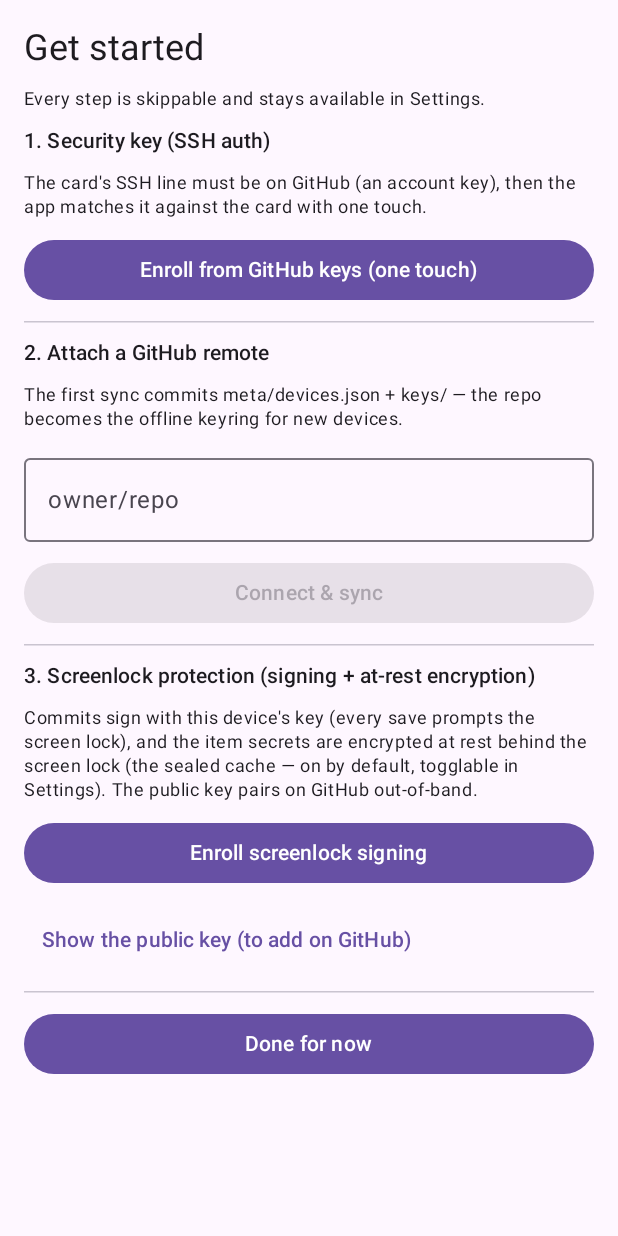
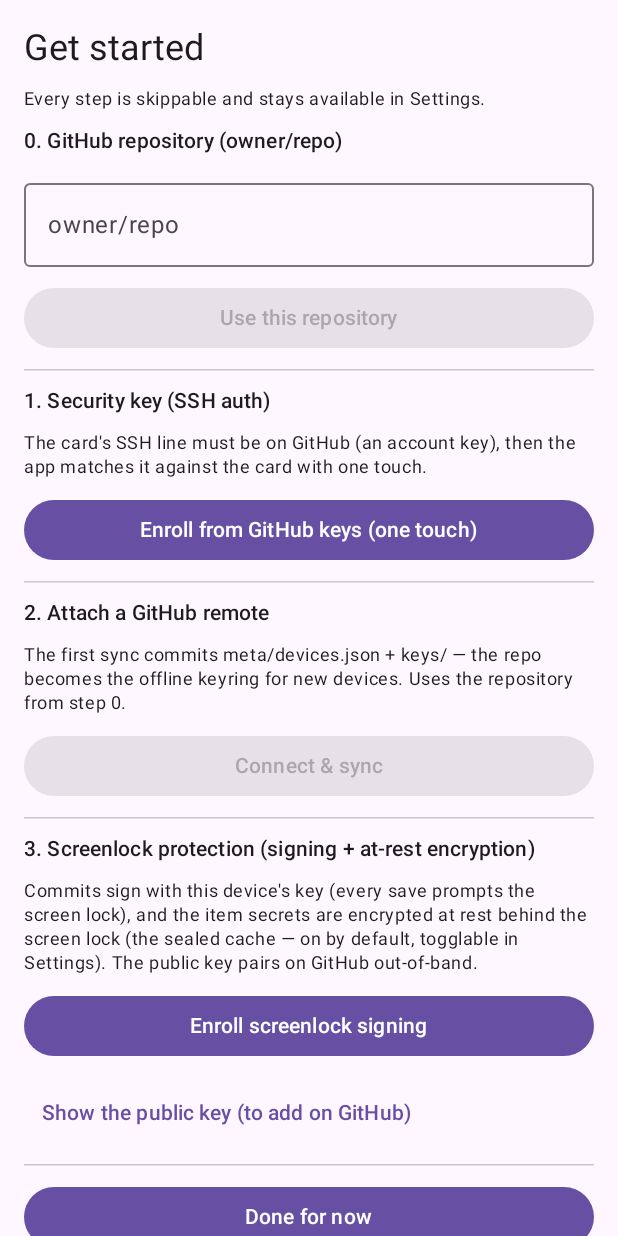
Before and after one commit to chrislengerich/offlinepass, an Android app built with Jetpack Compose: the composable GetStartedScreen called with empty values, on a phone screen of 412 x 824 dp. Run offline under Robolectric (Android 15) with nearby library versions, the phone set to English and light mode, and no system bars; libraries missing offline, so code that uses them is left out: com.jcraft.jsch, org.eclipse.jgit; 1 statement that could not run was skipped.

Commit message:
fixes: the authorized-keys dedupe keys on the blob (same-alg lines collapsed — the second device never registered); Get Started's owner/repo field moved to the top (the enrollment's username reads it); the OKK hand-off stages in app storage via the existing FileProvider (overwrite, no Downloads accumulation); tests

```diff
--- a/android/app/src/main/java/com/offlinepass/app/ui/App.kt
+++ b/android/app/src/main/java/com/offlinepass/app/ui/App.kt
@@ -248,6 +248,25 @@ fun GetStartedScreen(
         Text("Every step is skippable and stays available in Settings.",
             style = MaterialTheme.typography.bodySmall)
 
+        // The owner/repo FIRST — the enrollment's username derives from it
+        // (a fresh new-vault user has a blank remote draft otherwise).
+        Text("0. GitHub repository (owner/repo)", style = MaterialTheme.typography.titleSmall)
+        var ownerRepo by remember { mutableStateOf(VaultSession.connectDraftOwnerRepo() ?: "") }
+        androidx.compose.material3.OutlinedTextField(
+            value = ownerRepo, onValueChange = { ownerRepo = it },
+            label = { Text("owner/repo") }, singleLine = true,
+            modifier = Modifier.fillMaxWidth())
+        Button(
+            onClick = {
+                VaultSession.saveConnectDraft(ownerRepo.trim(), "ssh")
+                VaultSession.loadRemoteState.value = "git@github.com:$ownerRepo"
+            },
+            enabled = busy == null && ownerRepo.contains("/") &&
+                !ownerRepo.startsWith("/") && !ownerRepo.endsWith("/"),
+            modifier = Modifier.fillMaxWidth()
+        ) { Text("Use this repository") }
+        HorizontalDivider()
+
         Text("1. Security key (SSH auth)", style = MaterialTheme.typography.titleSmall)
         if (yubikeyEnrolled) {
             Text("✅ Enrolled — every sync authenticates with the card (PIN + touch).",
@@ -269,17 +288,13 @@ fun GetStartedScreen(
                 style = MaterialTheme.typography.bodySmall)
         } else {
             Text("The first sync commits meta/devices.json + keys/ — the repo " +
-                "becomes the offline keyring for new devices.",
+                "becomes the offline keyring for new devices. Uses the " +
+                "repository from step 0.",
                 style = MaterialTheme.typography.bodySmall)
-            var ownerRepo by remember { mutableStateOf(VaultSession.connectDraftOwnerRepo() ?: "") }
-            androidx.compose.material3.OutlinedTextField(
-                value = ownerRepo, onValueChange = { ownerRepo = it },
-                label = { Text("owner/repo") }, singleLine = true,
-                modifier = Modifier.fillMaxWidth())
             Button(
                 onClick = {
-                    VaultSession.saveConnectDraft(ownerRepo.trim(), "ssh")
-                    onConnectAndSync("git@github.com:$ownerRepo")
+                    val draft = VaultSession.connectDraftOwnerRepo() ?: ""
+                    if (draft.isNotBlank()) onConnectAndSync("git@github.com:$draft")
                 },
                 enabled = busy == null && ownerRepo.contains("/") &&
                     !ownerRepo.startsWith("/") && !ownerRepo.endsWith("/"),
```
Also changed, not shown: android/app/src/main/java/com/offlinepass/app/vault/VaultSession.kt (+20 -20 lines), 1 other file.
